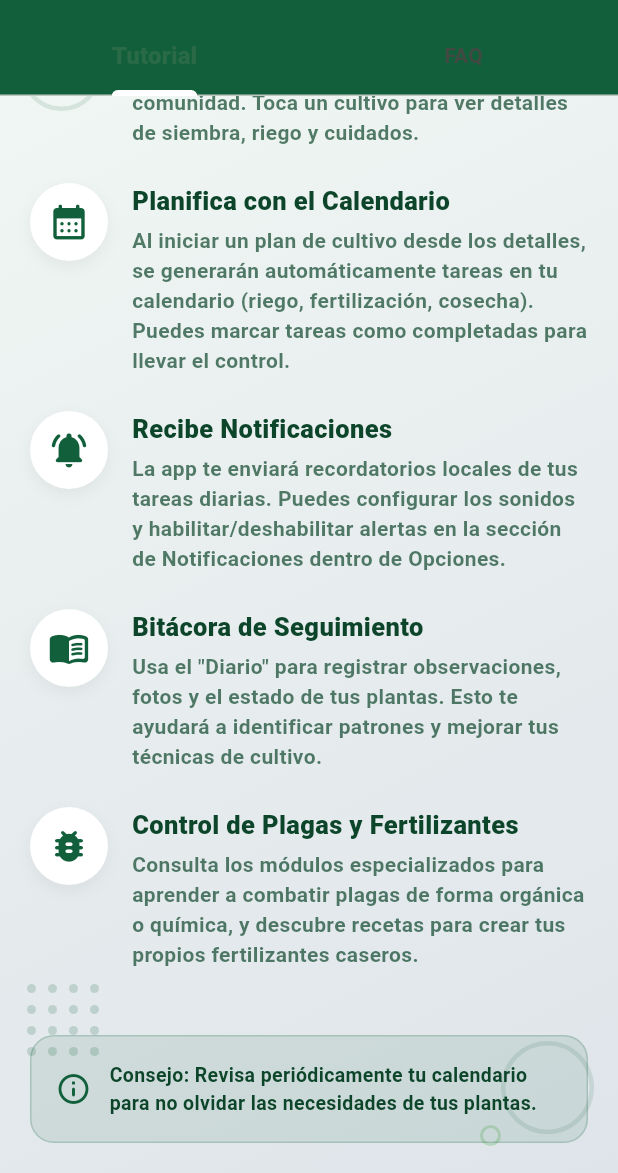
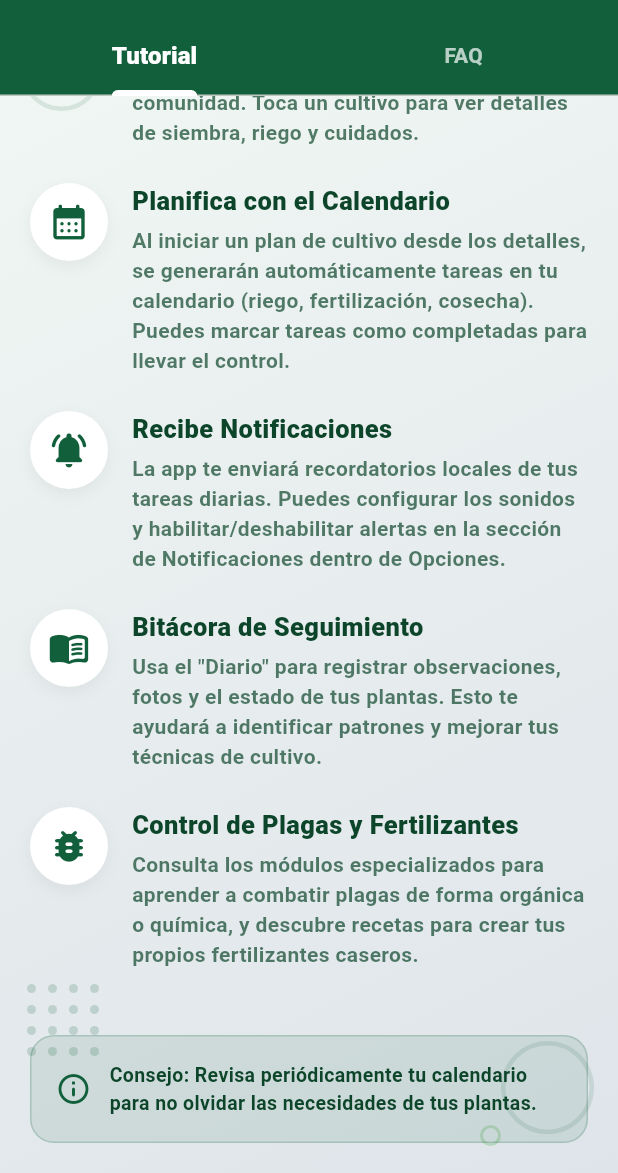
Before and after one commit to hildaalvarado-ux/Ra-ces-Dig-tales, a Flutter app: the AyudaPage screen opened directly, scrolled down 222 dp, on a phone screen of 412 x 824 dp, the part 63-1236 px from its top. Run offline on Flutter 3.47's test engine with Material 3 defaults, Android fonts, the phone set to English and light mode, and no system bars; our stand-ins replace drift, file_picker, flutter_local_notifications, image_picker, share_plus, table_calendar and 1 more; accounts and stored records are empty; generated files the repository leaves out were written again; statements that could not run were skipped.

Commit message:
cambio de color

```diff
--- a/lib/datos/ayuda.dart
+++ b/lib/datos/ayuda.dart
@@ -22,6 +22,8 @@ class AyudaPage extends StatelessWidget {
 bottom: const TabBar(
   indicatorColor: Colors.white,
   indicatorWeight: 4,
+  labelColor: Colors.white, // 👈 texto seleccionado
+  unselectedLabelColor: Colors.white70, // 👈 texto no seleccionado (más suave)
   labelStyle: TextStyle(fontWeight: FontWeight.w900, fontSize: 16),
   unselectedLabelStyle: TextStyle(fontWeight: FontWeight.w700),
   tabs: [
```
Also changed, not shown: pubspec.lock. Lines whose indentation alone changed are shown as unchanged.
